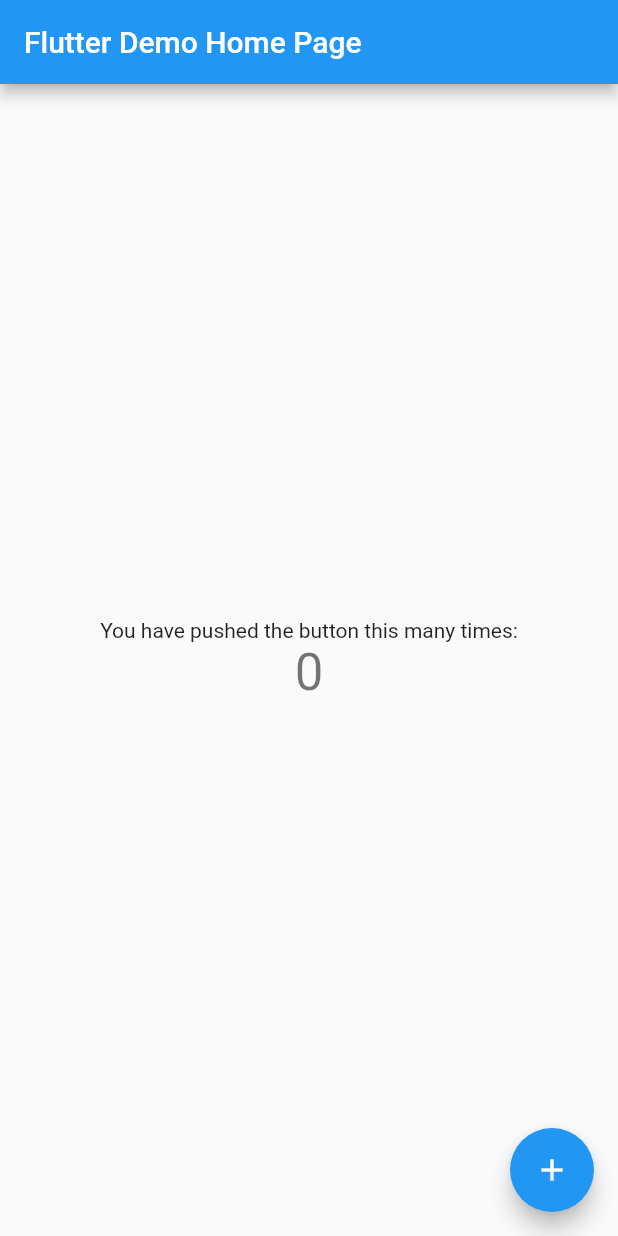
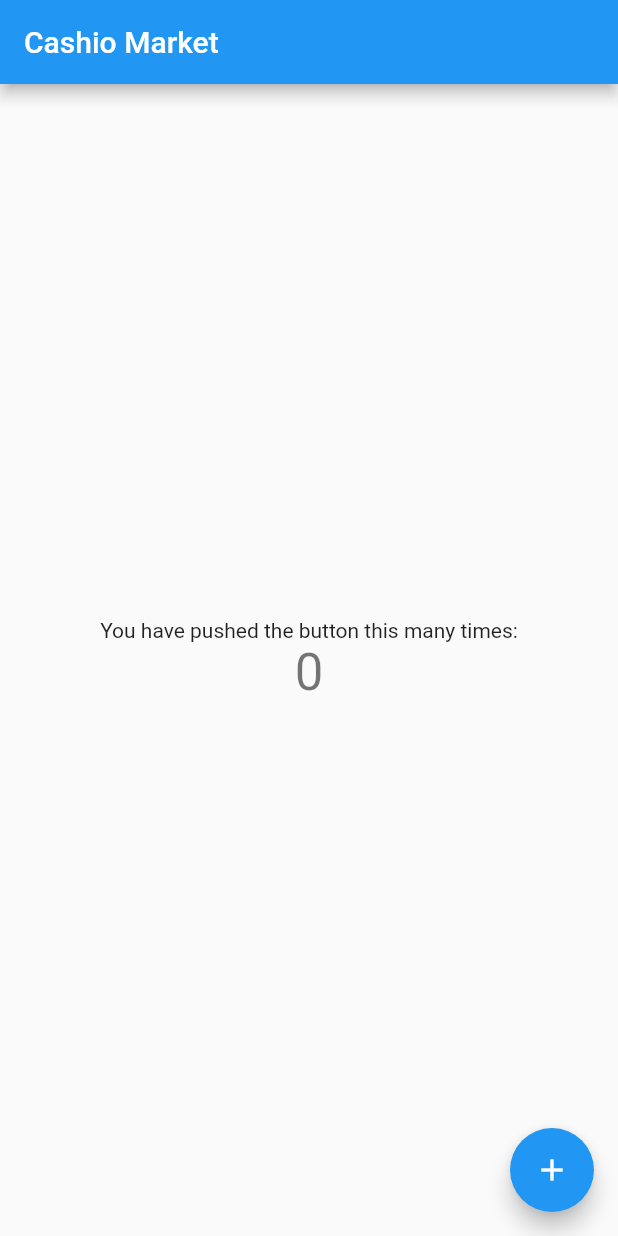
Before and after one commit to applandia-team/cashio_market, a Flutter app: the screen it shows after launch, on a phone screen of 412 x 824 dp. Run offline on Flutter 3.47's test engine with Material 2 defaults, Android fonts, the phone set to English and light mode, and no system bars.

```diff
--- /dev/null
+++ b/analysis_options.yaml
@@ -0,0 +1 @@
+include: package:lint/analysis_options.yaml
--- a/lib/main.dart
+++ b/lib/main.dart
@@ -3,39 +3,20 @@ import 'package:flutter/material.dart';
 void main() => runApp(MyApp());
 
 class MyApp extends StatelessWidget {
-  // This widget is the root of your application.
   @override
   Widget build(BuildContext context) {
     return MaterialApp(
       title: 'Cashio Market',
       theme: ThemeData(
-        // This is the theme of your application.
-        //
-        // Try running your application with "flutter run". You'll see the
-        // application has a blue toolbar. Then, without quitting the app, try
-        // changing the primarySwatch below to Colors.green and then invoke
-        // "hot reload" (press "r" in the console where you ran "flutter run",
-        // or simply save your changes to "hot reload" in a Flutter IDE).
-        // Notice that the counter didn't reset back to zero; the application
-        // is not restarted.
         primarySwatch: Colors.blue,
       ),
-      home: MyHomePage(title: 'Flutter Demo Home Page'),
+      home: const MyHomePage(title: 'Cashio Market'),
     );
   }
 }
 
 class MyHomePage extends StatefulWidget {
-  MyHomePage({Key key, this.title}) : super(key: key);
-
-  // This widget is the home page of your application. It is stateful, meaning
-  // that it has a State object (defined below) that contains fields that affect
-  // how it looks.
-
-  // This class is the configuration for the state. It holds the values (in this
-  // case the title) provided by the parent (in this case the App widget) and
-  // used by the build method of the State. Fields in a Widget subclass are
-  // always marked "final".
+  const MyHomePage({Key key, this.title}) : super(key: key);
 
   final String title;
 
@@ -48,50 +29,21 @@ class _MyHomePageState extends State<MyHomePage> {
 
   void _incrementCounter() {
     setState(() {
-      // This call to setState tells the Flutter framework that something has
-      // changed in this State, which causes it to rerun the build method below
-      // so that the display can reflect the updated values. If we changed
-      // _counter without calling setState(), then the build method would not be
-      // called again, and so nothing would appear to happen.
       _counter++;
     });
   }
 
   @override
   Widget build(BuildContext context) {
-    // This method is rerun every time setState is called, for instance as done
-    // by the _incrementCounter method above.
-    //
-    // The Flutter framework has been optimized to make rerunning build methods
-    // fast, so that you can just rebuild anything that needs updating rather
-    // than having to individually change instances of widgets.
     return Scaffold(
       appBar: AppBar(
-        // Here we take the value from the MyHomePage object that was created by
-        // the App.build method, and use it to set our appbar title.
         title: Text(widget.title),
       ),
       body: Center(
-        // Center is a layout widget. It takes a single child and positions it
-        // in the middle of the parent.
         child: Column(
-          // Column is also a layout widget. It takes a list of children and
-          // arranges them vertically. By default, it sizes itself to fit its
-          // children horizontally, and tries to be as tall as its parent.
-          //
-          // Invoke "debug painting" (press "p" in the console, choose the
-          // "Toggle Debug Paint" action from the Flutter Inspector in Android
-          // Studio, or the "Toggle Debug Paint" command in Visual Studio Code)
-          // to see the wireframe for each widget.
-          //
-          // Column has various properties to control how it sizes itself and
-          // how it positions its children. Here we use mainAxisAlignment to
-          // center the children vertically; the main axis here is the vertical
-          // axis because Columns are vertical (the cross axis would be
-          // horizontal).
           mainAxisAlignment: MainAxisAlignment.center,
           children: <Widget>[
-            Text(
+            const Text(
               'You have pushed the button this many times:',
             ),
             Text(
@@ -105,7 +57,7 @@ class _MyHomePageState extends State<MyHomePage> {
         onPressed: _incrementCounter,
         tooltip: 'Increment',
         child: Icon(Icons.add),
-      ), // This trailing comma makes auto-formatting nicer for build methods.
+      ),
     );
   }
 }
```
Also changed, not shown: pubspec.yaml (+1 -19 lines), pubspec.lock.
